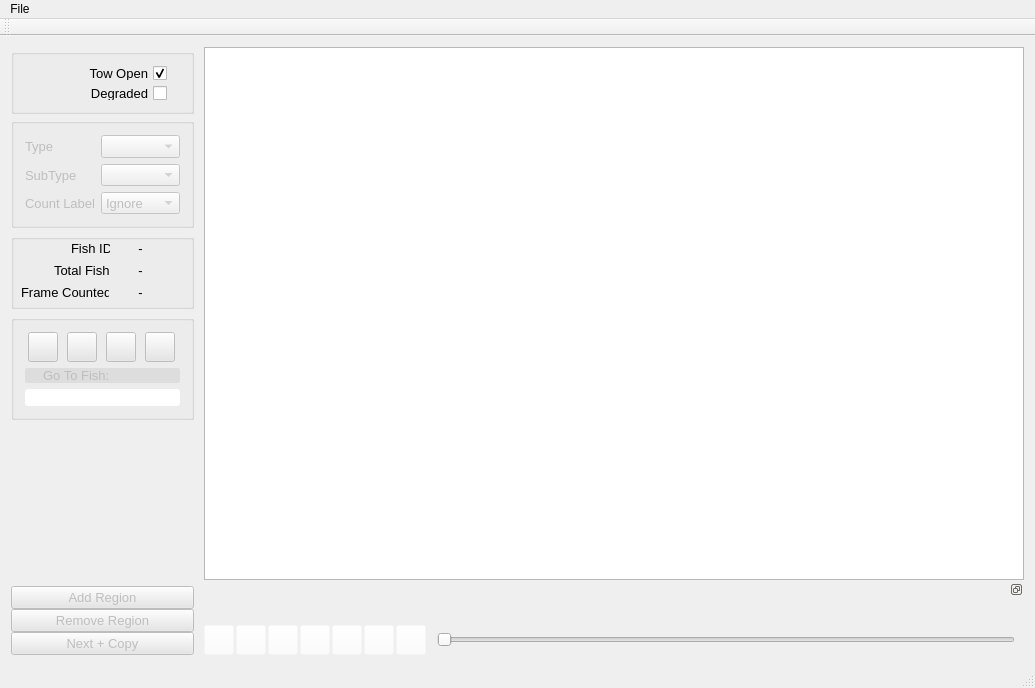
Old version of the form src/video_annotator/mainwindow.ui in the repository cvisionai/Tator-Native.
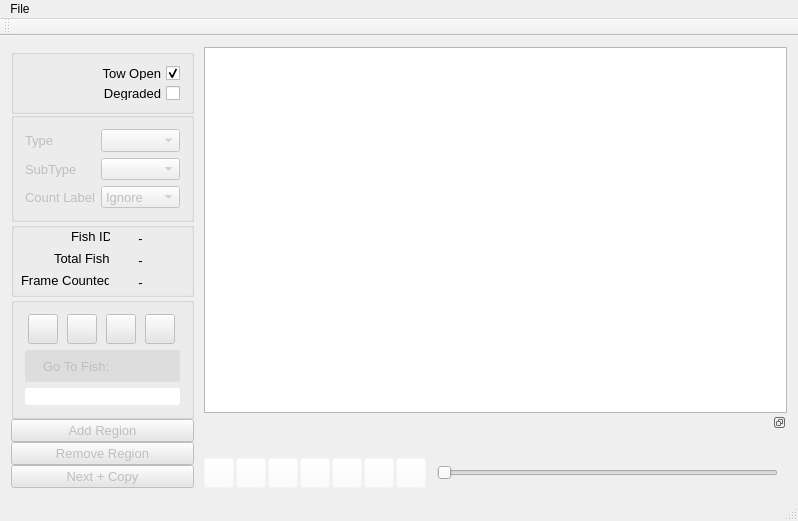
New version of the form.

```diff
--- a/src/video_annotator/mainwindow.ui
+++ b/src/video_annotator/mainwindow.ui
@@ -6,8 +6,8 @@
    <rect>
     <x>0</x>
     <y>0</y>
-    <width>1035</width>
-    <height>688</height>
+    <width>782</width>
+    <height>521</height>
    </rect>
   </property>
   <property name="windowTitle">
@@ -21,9 +21,9 @@
        <number>0</number>
       </property>
       <item>
-       <layout class="QVBoxLayout" name="sideBarLayout" stretch="0,0,0,0,0,0">
+       <layout class="QVBoxLayout" name="sideBarLayout" stretch="0,0,0,0,0">
         <property name="spacing">
-         <number>6</number>
+         <number>0</number>
         </property>
         <property name="leftMargin">
          <number>0</number>
@@ -117,22 +117,6 @@
              </property>
             </widget>
            </item>
-           <item row="0" column="1">
-            <spacer name="horizontalSpacer_4">
-             <property name="orientation">
-              <enum>Qt::Horizontal</enum>
-             </property>
-             <property name="sizeType">
-              <enum>QSizePolicy::Minimum</enum>
-             </property>
-             <property name="sizeHint" stdset="0">
-              <size>
-               <width>13</width>
-               <height>20</height>
-              </size>
-             </property>
-            </spacer>
-           </item>
           </layout>
          </widget>
         </item>
@@ -401,7 +385,7 @@
              <x>110</x>
              <y>28</y>
              <width>39</width>
-             <height>16</height>
+             <height>20</height>
             </rect>
            </property>
            <property name="sizePolicy">
@@ -462,7 +446,7 @@
              <x>110</x>
              <y>6</y>
              <width>39</width>
-             <height>16</height>
+             <height>20</height>
             </rect>
            </property>
            <property name="sizePolicy">
@@ -523,7 +507,7 @@
              <x>110</x>
              <y>50</y>
              <width>39</width>
-             <height>16</height>
+             <height>20</height>
             </rect>
            </property>
            <property name="sizePolicy">
@@ -846,19 +830,6 @@
           </layout>
          </widget>
         </item>
-        <item>
-         <spacer name="verticalSpacer">
-          <property name="orientation">
-           <enum>Qt::Vertical</enum>
-          </property>
-          <property name="sizeHint" stdset="0">
-           <size>
-            <width>20</width>
-            <height>40</height>
-           </size>
-          </property>
-         </spacer>
-        </item>
         <item>
          <layout class="QVBoxLayout" name="navigatorLayout">
           <property name="spacing">
@@ -867,6 +838,9 @@
           <property name="topMargin">
            <number>0</number>
           </property>
+          <property name="bottomMargin">
+           <number>0</number>
+          </property>
           <item>
            <widget class="QPushButton" name="addRegion">
             <property name="enabled">
@@ -953,12 +927,24 @@
             <property name="enabled">
              <bool>true</bool>
             </property>
+            <property name="sizePolicy">
+             <sizepolicy hsizetype="MinimumExpanding" vsizetype="MinimumExpanding">
+              <horstretch>0</horstretch>
+              <verstretch>0</verstretch>
+             </sizepolicy>
+            </property>
            </widget>
           </item>
          </layout>
         </item>
         <item>
          <widget class="QDockWidget" name="dockWidget">
+          <property name="sizePolicy">
+           <sizepolicy hsizetype="MinimumExpanding" vsizetype="MinimumExpanding">
+            <horstretch>0</horstretch>
+            <verstretch>0</verstretch>
+           </sizepolicy>
+          </property>
           <property name="minimumSize">
            <size>
             <width>583</width>
@@ -1005,6 +991,9 @@
               <property name="spacing">
                <number>0</number>
               </property>
+              <property name="sizeConstraint">
+               <enum>QLayout::SetNoConstraint</enum>
+              </property>
               <item>
                <widget class="QLabel" name="currentSpeed">
                 <property name="sizePolicy">
@@ -1026,6 +1015,9 @@
                 <property name="spacing">
                  <number>2</number>
                 </property>
+                <property name="sizeConstraint">
+                 <enum>QLayout::SetNoConstraint</enum>
+                </property>
                 <property name="topMargin">
                  <number>0</number>
                 </property>
@@ -1400,6 +1392,15 @@
                   <property name="enabled">
                    <bool>false</bool>
                   </property>
+                  <property name="sizePolicy">
+                   <sizepolicy hsizetype="MinimumExpanding" vsizetype="Fixed">
+                    <horstretch>0</horstretch>
+                    <verstretch>0</verstretch>
+                   </sizepolicy>
+                  </property>
+                  <property name="maximum">
+                   <number>99</number>
+                  </property>
                   <property name="tracking">
                    <bool>false</bool>
                   </property>
@@ -1442,7 +1443,7 @@
     <rect>
      <x>0</x>
      <y>0</y>
-     <width>1035</width>
+     <width>782</width>
      <height>21</height>
     </rect>
    </property>
```
